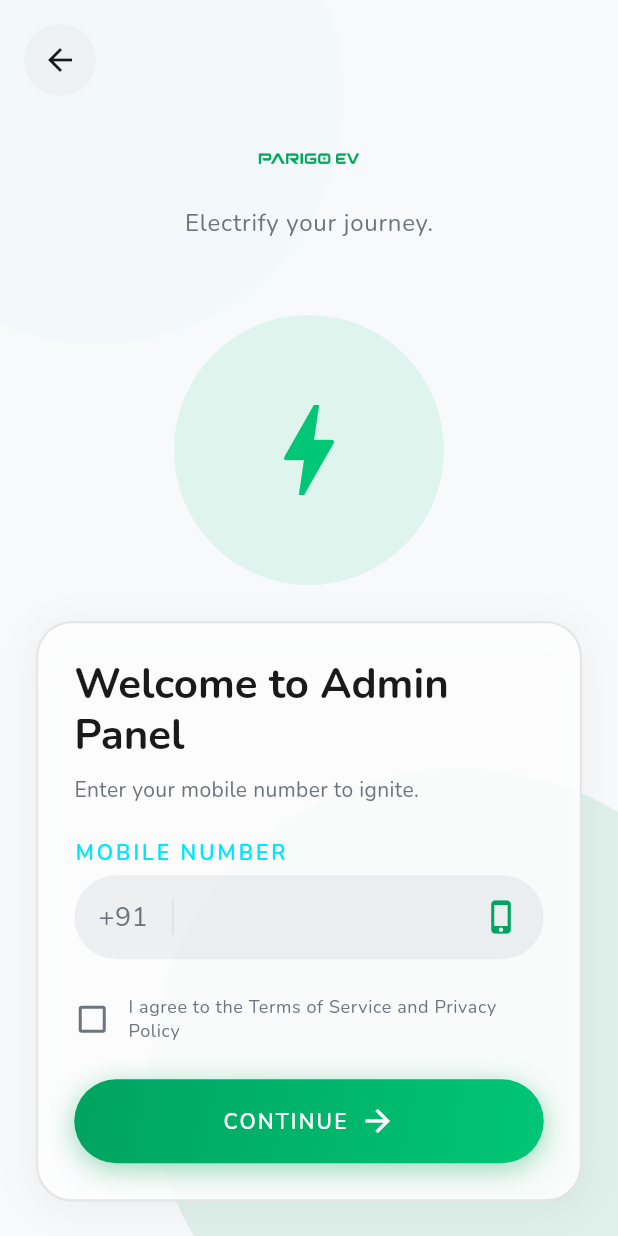
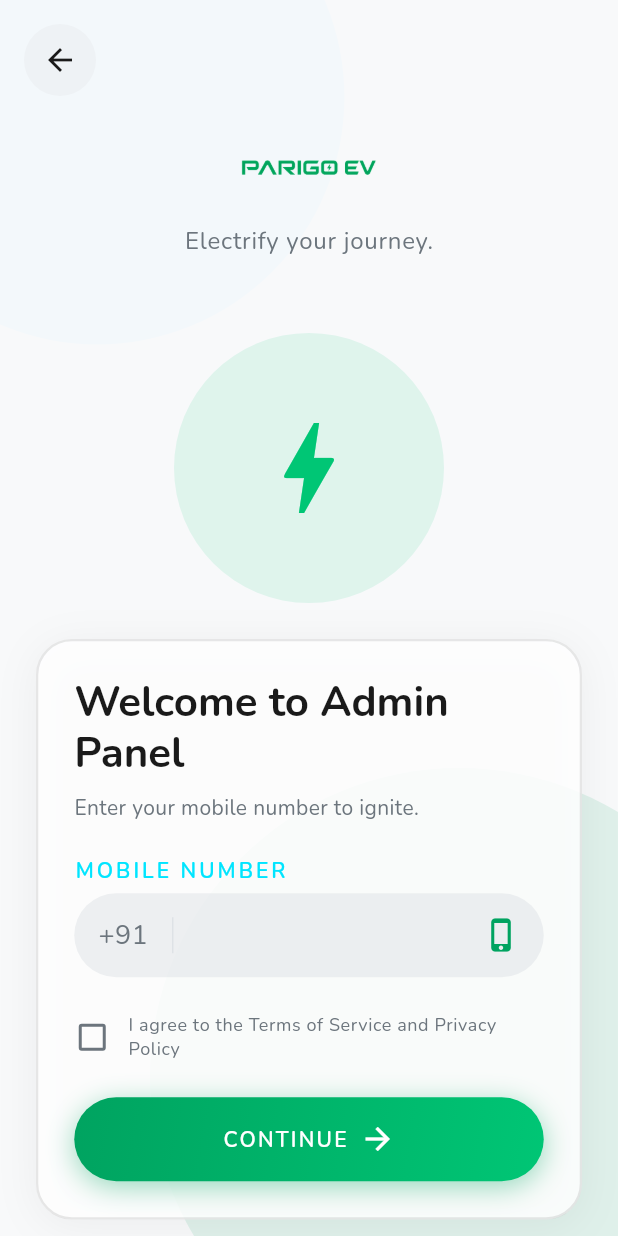
Before and after one commit to parigo-ev/parigo-ev-taxi-platform, a Flutter app: the LoginScreen screen opened directly, on a phone screen of 412 x 824 dp. Run offline on Flutter 3.47's test engine with Material 3 defaults, Android fonts, the phone set to English and light mode, and no system bars; our stand-ins replace firebase_auth, firebase_core, firebase_crashlytics, geolocator, google_fonts, google_maps_flutter and 3 more; missing offline and left inert: flutter_polyline_points, razorpay_flutter; accounts and stored records are empty; network calls fail; statements that could not run were skipped.

Commit message:
feat: apply new metallic app icon and increase logo height to match normal scale

```diff
--- a/parigo_ev_app/lib/widgets/parigo_logo.dart
+++ b/parigo_ev_app/lib/widgets/parigo_logo.dart
@@ -13,7 +13,7 @@ class ParigoLogo extends StatelessWidget {
     // Scale logo height relative to the requested font size
     return Image.asset(
       'assets/images/logo.png',
-      height: fontSize * 0.9,
+      height: fontSize * 1.2,
       fit: BoxFit.contain,
     );
   }
```
Also changed, not shown: parigo_ev_app/assets/images/app_icon.png, 26 other files.
